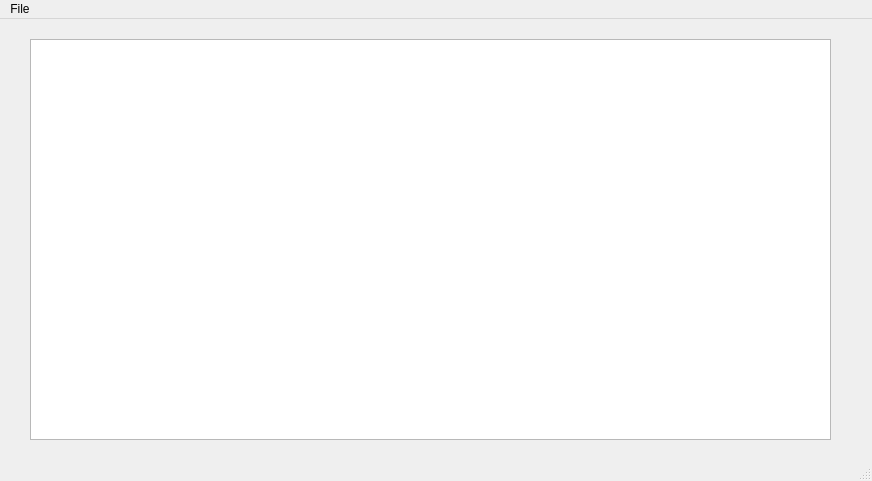
Above: Menters-and-Mentees-Matching-Program/mainwindow.ui from shuanglengyunji/Menters-and-Mentees-Matching-Program before the change. Below: the same form after it.
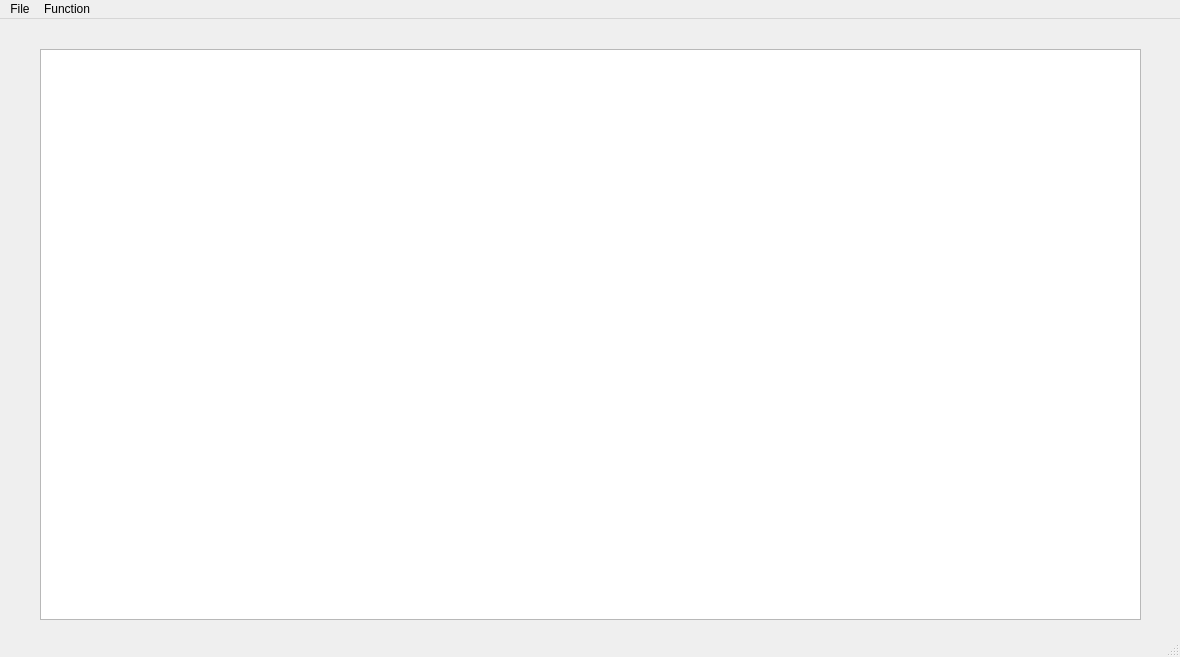
That is the form after the change.

Commit message: Add stack to manage functions

Patch:
```diff
--- a/Menters-and-Mentees-Matching-Program/mainwindow.ui
+++ b/Menters-and-Mentees-Matching-Program/mainwindow.ui
@@ -6,8 +6,8 @@
    <rect>
     <x>0</x>
     <y>0</y>
-    <width>872</width>
-    <height>481</height>
+    <width>1180</width>
+    <height>657</height>
    </rect>
   </property>
   <property name="windowTitle">
@@ -20,18 +20,52 @@
      <verstretch>0</verstretch>
     </sizepolicy>
    </property>
-   <widget class="QTableView" name="tableView_mentors">
+   <widget class="QStackedWidget" name="stack">
     <property name="geometry">
      <rect>
-      <x>30</x>
-      <y>20</y>
-      <width>801</width>
-      <height>401</height>
+      <x>20</x>
+      <y>10</y>
+      <width>1141</width>
+      <height>601</height>
      </rect>
     </property>
-    <property name="sortingEnabled">
-     <bool>true</bool>
+    <property name="cursor">
+     <cursorShape>ArrowCursor</cursorShape>
     </property>
+    <property name="currentIndex">
+     <number>1</number>
+    </property>
+    <widget class="QWidget" name="page_mentors">
+     <widget class="QTableView" name="tableView_mentors">
+      <property name="geometry">
+       <rect>
+        <x>20</x>
+        <y>20</y>
+        <width>1101</width>
+        <height>571</height>
+       </rect>
+      </property>
+      <property name="sortingEnabled">
+       <bool>true</bool>
+      </property>
+     </widget>
+    </widget>
+    <widget class="QWidget" name="page_mentees">
+     <widget class="QTableView" name="tableView_mentees">
+      <property name="geometry">
+       <rect>
+        <x>20</x>
+        <y>20</y>
+        <width>1101</width>
+        <height>571</height>
+       </rect>
+      </property>
+      <property name="sortingEnabled">
+       <bool>true</bool>
+      </property>
+     </widget>
+    </widget>
+    <widget class="QWidget" name="page_matching"/>
    </widget>
   </widget>
   <widget class="QMenuBar" name="menuBar">
@@ -39,7 +73,7 @@
     <rect>
      <x>0</x>
      <y>0</y>
-     <width>872</width>
+     <width>1180</width>
      <height>21</height>
     </rect>
    </property>
@@ -50,7 +84,16 @@
     <addaction name="actionImport_Mentors"/>
     <addaction name="actionImport_Mentees"/>
    </widget>
+   <widget class="QMenu" name="menuFunction">
+    <property name="title">
+     <string>Function</string>
+    </property>
+    <addaction name="actionManage_Mentors"/>
+    <addaction name="actionManage_Mentees"/>
+    <addaction name="actionManage_Matching"/>
+   </widget>
    <addaction name="menuTest"/>
+   <addaction name="menuFunction"/>
   </widget>
   <widget class="QStatusBar" name="statusBar"/>
   <action name="actionImport_Mentors">
@@ -63,6 +106,21 @@
     <string>Import Mentees</string>
    </property>
   </action>
+  <action name="actionManage_Mentors">
+   <property name="text">
+    <string>Manage Mentors</string>
+   </property>
+  </action>
+  <action name="actionManage_Mentees">
+   <property name="text">
+    <string>Manage Mentees</string>
+   </property>
+  </action>
+  <action name="actionManage_Matching">
+   <property name="text">
+    <string>Manage Matching</string>
+   </property>
+  </action>
  </widget>
  <layoutdefault spacing="6" margin="11"/>
  <resources/>
```
The commit also changes 2 other files.
